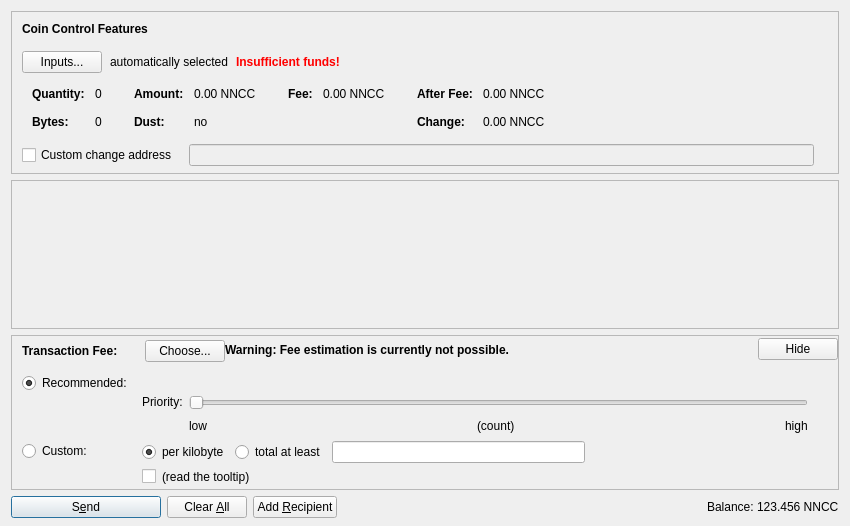
Old version of the form src/qt/forms/sendcoinsdialog.ui in the repository termucoin/dogecoin.
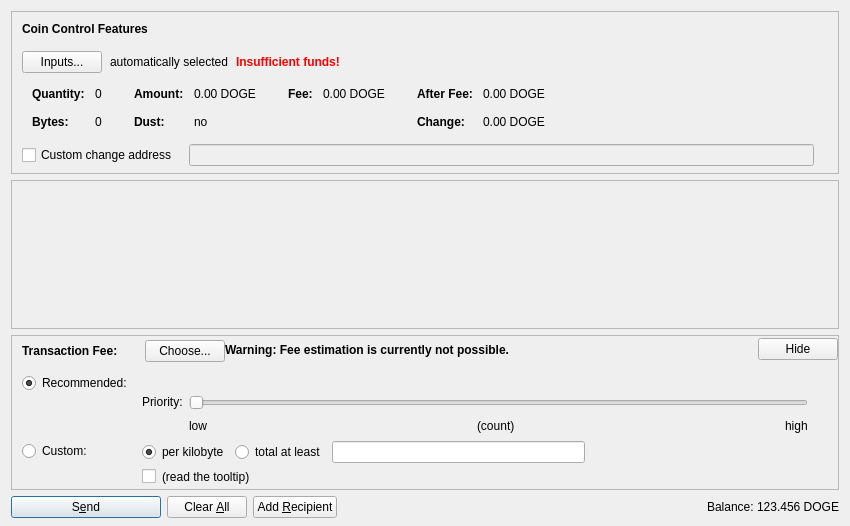
New version of the form. Icons and pictures are not drawn. Custom widgets are drawn as their Qt base class.

```diff
--- a/src/qt/forms/sendcoinsdialog.ui
+++ b/src/qt/forms/sendcoinsdialog.ui
@@ -324,7 +324,7 @@
                   <enum>Qt::ActionsContextMenu</enum>
                  </property>
                  <property name="text">
-                  <string notr="true">0.00 NNCC</string>
+                  <string notr="true">0.00 DOGE</string>
                  </property>
                  <property name="textInteractionFlags">
                   <set>Qt::LinksAccessibleByMouse|Qt::TextSelectableByKeyboard|Qt::TextSelectableByMouse</set>
@@ -404,7 +404,7 @@
                   <enum>Qt::ActionsContextMenu</enum>
                  </property>
                  <property name="text">
-                  <string notr="true">0.00 NNCC</string>
+                  <string notr="true">0.00 DOGE</string>
                  </property>
                  <property name="textInteractionFlags">
                   <set>Qt::LinksAccessibleByMouse|Qt::TextSelectableByKeyboard|Qt::TextSelectableByMouse</set>
@@ -455,7 +455,7 @@
                   <enum>Qt::ActionsContextMenu</enum>
                  </property>
                  <property name="text">
-                  <string notr="true">0.00 NNCC</string>
+                  <string notr="true">0.00 DOGE</string>
                  </property>
                  <property name="textInteractionFlags">
                   <set>Qt::LinksAccessibleByMouse|Qt::TextSelectableByKeyboard|Qt::TextSelectableByMouse</set>
@@ -484,7 +484,7 @@
                   <enum>Qt::ActionsContextMenu</enum>
                  </property>
                  <property name="text">
-                  <string notr="true">0.00 NNCC</string>
+                  <string notr="true">0.00 DOGE</string>
                  </property>
                  <property name="textInteractionFlags">
                   <set>Qt::LinksAccessibleByMouse|Qt::TextSelectableByKeyboard|Qt::TextSelectableByMouse</set>
@@ -1303,7 +1303,7 @@
           <cursorShape>IBeamCursor</cursorShape>
          </property>
          <property name="text">
-          <string notr="true">123.456 NNCC</string>
+          <string notr="true">123.456 DOGE</string>
          </property>
          <property name="textInteractionFlags">
           <set>Qt::LinksAccessibleByMouse|Qt::TextSelectableByKeyboard|Qt::TextSelectableByMouse</set>
```
Left out of the diff: 6 changed lines with no effect on the pictures.
